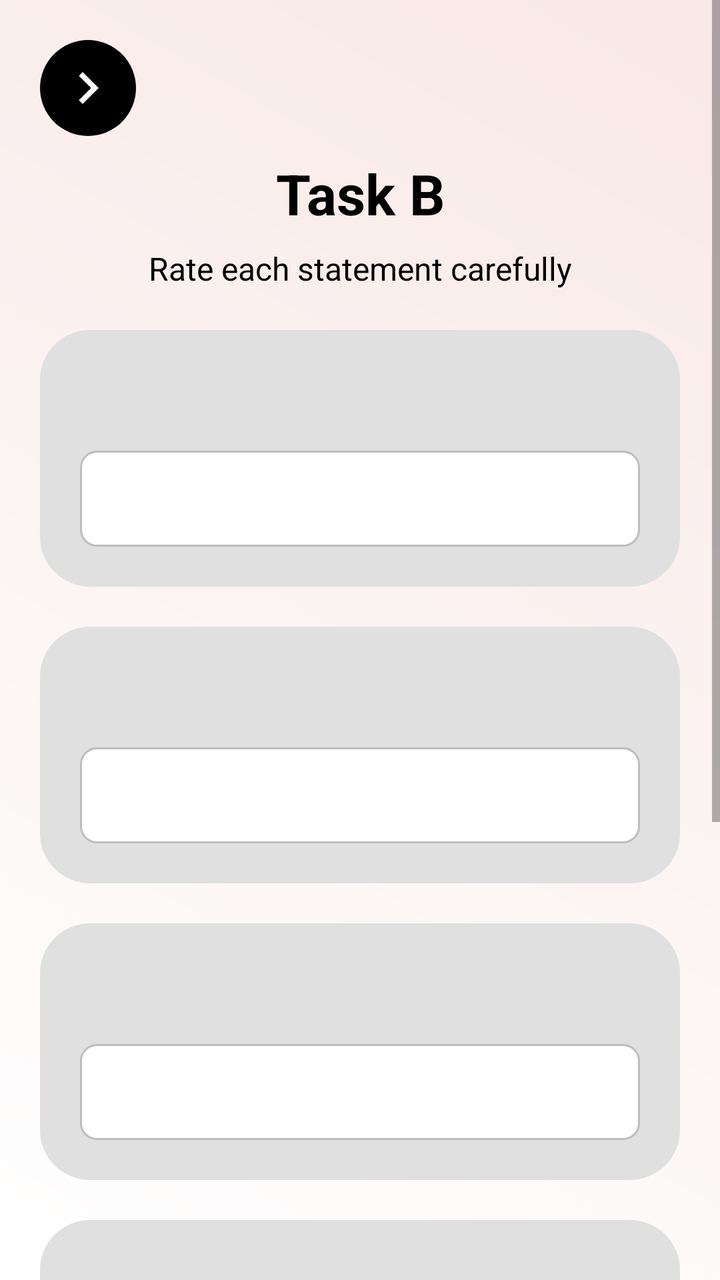
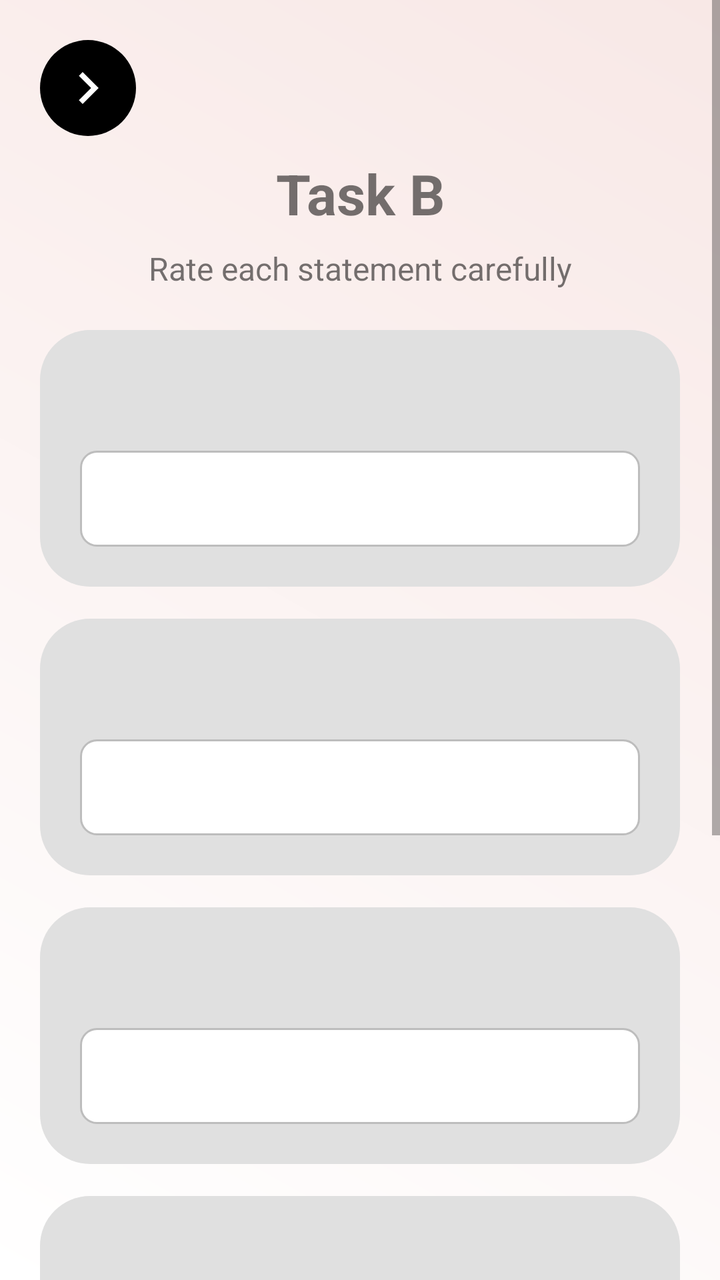

The first picture is an Android layout as it rendered before a commit; the second is the same layout after the commit. The layout source and the unified diff follow.
<!-- AndroidManifest.xml: application theme Theme.CogniSync -->
<!-- res/layout/activity_task_b.xml -->
<?xml version="1.0" encoding="utf-8"?>
<ScrollView xmlns:android="http://schemas.android.com/apk/res/android"
    android:layout_width="match_parent"
    android:layout_height="match_parent"
    android:fitsSystemWindows="true"
    android:fillViewport="true"
    android:background="@drawable/background_gradient">

    <LinearLayout
        android:padding="20dp"
        android:orientation="vertical"
        android:layout_width="match_parent"
        android:layout_height="wrap_content">

        <ImageButton
            android:id="@+id/btnBack"
            android:background="@drawable/circle_bg"
            android:layout_width="48dp"
            android:layout_height="48dp"
            android:src="@drawable/ic_arrow_back" />

        <TextView
            android:id="@+id/tvTitle"
            android:text="Task B"
            android:textColor="#000000"
            android:textSize="28sp"
            android:textStyle="bold"
            android:gravity="center"
            android:layout_width="match_parent"
            android:layout_height="wrap_content"
            android:layout_marginTop="10dp" />

        <TextView
            android:id="@+id/tvSubtitle"
            android:text="Rate each statement carefully"
            android:textSize="16sp"
            android:textColor="#000000"
            android:gravity="center"
            android:layout_width="match_parent"
            android:layout_height="wrap_content"
            android:layout_marginTop="8dp" />

        <LinearLayout
            android:background="@drawable/rounded_grey_bg"
            android:orientation="vertical"
            android:padding="20dp"
            android:layout_width="match_parent"
            android:layout_marginTop="20dp"
            android:layout_height="wrap_content">

            <TextView
                android:id="@+id/q1"
                android:textColor="#000000"
                android:textSize="18sp"
                android:textStyle="bold"
                android:gravity="center"
                android:layout_width="match_parent"
                android:layout_height="wrap_content" />

            <Spinner
                android:id="@+id/s1"
                android:background="@drawable/edittext_bg"
                android:paddingStart="12dp"
                android:paddingEnd="12dp"
                android:layout_marginTop="16dp"
                android:layout_width="match_parent"
                android:layout_height="48dp"
                android:spinnerMode="dropdown"
                android:popupBackground="@drawable/rounded_white_bg" />
        </LinearLayout>

        <LinearLayout
            android:background="@drawable/rounded_grey_bg"
            android:orientation="vertical"
            android:padding="20dp"
            android:layout_width="match_parent"
            android:layout_marginTop="20dp"
            android:layout_height="wrap_content">

            <TextView
                android:id="@+id/q2"
                android:textColor="#000000"
                android:textSize="18sp"
                android:textStyle="bold"
                android:gravity="center"
                android:layout_width="match_parent"
                android:layout_height="wrap_content" />

            <Spinner
                android:id="@+id/s2"
                android:background="@drawable/edittext_bg"
                android:paddingStart="12dp"
                android:paddingEnd="12dp"
                android:layout_marginTop="16dp"
                android:layout_width="match_parent"
                android:layout_height="48dp"
                android:spinnerMode="dropdown"
                android:popupBackground="@drawable/rounded_white_bg" />
        </LinearLayout>

        <LinearLayout
            android:background="@drawable/rounded_grey_bg"
            android:orientation="vertical"
            android:padding="20dp"
            android:layout_width="match_parent"
            android:layout_marginTop="20dp"
            android:layout_height="wrap_content">

            <TextView
                android:id="@+id/q3"
                android:textColor="#000000"
                android:textSize="18sp"
                android:textStyle="bold"
                android:gravity="center"
                android:layout_width="match_parent"
                android:layout_height="wrap_content" />

            <Spinner
                android:id="@+id/s3"
                android:background="@drawable/edittext_bg"
                android:paddingStart="12dp"
                android:paddingEnd="12dp"
                android:layout_marginTop="16dp"
                android:layout_width="match_parent"
                android:layout_height="48dp"
                android:spinnerMode="dropdown"
                android:popupBackground="@drawable/rounded_white_bg" />
        </LinearLayout>

        <LinearLayout
            android:background="@drawable/rounded_grey_bg"
            android:orientation="vertical"
            android:padding="20dp"
            android:layout_width="match_parent"
            android:layout_marginTop="20dp"
            android:layout_height="wrap_content">

            <TextView
                android:id="@+id/q4"
                android:textColor="#000000"
                android:textSize="18sp"
                android:textStyle="bold"
                android:gravity="center"
                android:layout_width="match_parent"
                android:layout_height="wrap_content" />

            <Spinner
                android:id="@+id/s4"
                android:background="@drawable/edittext_bg"
                android:paddingStart="12dp"
                android:paddingEnd="12dp"
                android:layout_marginTop="16dp"
                android:layout_width="match_parent"
                android:layout_height="48dp"
                android:spinnerMode="dropdown"
                android:popupBackground="@drawable/rounded_white_bg" />
        </LinearLayout>

        <LinearLayout
            android:background="@drawable/rounded_grey_bg"
            android:orientation="vertical"
            android:padding="20dp"
            android:layout_width="match_parent"
            android:layout_marginTop="20dp"
            android:layout_height="wrap_content">

            <TextView
                android:id="@+id/q5"
                android:textColor="#000000"
                android:textSize="18sp"
                android:textStyle="bold"
                android:gravity="center"
                android:layout_width="match_parent"
                android:layout_height="wrap_content" />

            <Spinner
                android:id="@+id/s5"
                android:background="@drawable/edittext_bg"
                android:paddingStart="12dp"
                android:paddingEnd="12dp"
                android:layout_marginTop="16dp"
                android:layout_width="match_parent"
                android:layout_height="48dp"
                android:spinnerMode="dropdown"
                android:popupBackground="@drawable/rounded_white_bg" />
        </LinearLayout>

        <androidx.appcompat.widget.AppCompatButton
            android:id="@+id/btnNext"
            android:text="FINISH"
            android:textColor="#000000"
            android:textStyle="bold"
            android:textSize="20sp"
            android:background="@drawable/btn_bg"
            android:layout_marginTop="30dp"
            android:layout_width="match_parent"
            android:layout_height="60dp" />

    </LinearLayout>
</ScrollView>
<!-- resources referenced by this layout -->
<resources>
  <!-- drawable background_gradient (drawable) -->
  <?xml version="1.0" encoding="utf-8"?>
  <shape xmlns:android="http://schemas.android.com/apk/res/android">
      <gradient
          android:angle="45"
          android:startColor="#Ffffff"
          android:endColor="#F8E8E6"
          android:type="linear" />
  </shape>
  <!-- drawable btn_bg (drawable) -->
  <shape xmlns:android="http://schemas.android.com/apk/res/android"
      android:shape="rectangle">
      <solid android:color="#B9BDBF"/>
      <corners android:radius="35dp"/>
  </shape>
  <!-- drawable circle_bg (drawable) -->
  <?xml version="1.0" encoding="utf-8"?>
  <shape xmlns:android="http://schemas.android.com/apk/res/android"
      android:shape="oval">
  
      
      <solid android:color="#000000"/>   
  
      
      <stroke
          android:width="0dp"
          android:color="#CCCCCC"/>       
  
      
  </shape>
  <!-- drawable edittext_bg (drawable) -->
  <?xml version="1.0" encoding="utf-8"?>
  <selector xmlns:android="http://schemas.android.com/apk/res/android">
  
      
      <item android:state_pressed="true">
          <shape android:shape="rectangle">
              <solid android:color="#FFFFFF"/>
              <corners android:radius="8dp"/>
              <stroke android:width="2dp" android:color="#8AB4F8"/>
              <padding
                  android:left="12dp"
                  android:top="12dp"
                  android:right="12dp"
                  android:bottom="12dp"/>
          </shape>
      </item>
  
      
      <item android:state_focused="true">
          <shape android:shape="rectangle">
              <solid android:color="#FFFFFF"/>
              <corners android:radius="8dp"/>
              <stroke android:width="2dp" android:color="#8AB4F8"/>
              <padding
                  android:left="12dp"
                  android:top="12dp"
                  android:right="12dp"
                  android:bottom="12dp"/>
          </shape>
      </item>
  
      
      <item>
          <shape android:shape="rectangle">
              <solid android:color="#FFFFFF"/>
              <corners android:radius="8dp"/>
              <stroke android:width="1dp" android:color="#BDBDBD"/>
              <padding
                  android:left="12dp"
                  android:top="12dp"
                  android:right="12dp"
                  android:bottom="12dp"/>
          </shape>
      </item>
  
  </selector>
  <!-- drawable ic_arrow_back (drawable) -->
  <vector xmlns:android="http://schemas.android.com/apk/res/android"
      android:width="32dp"
      android:height="32dp"
      android:viewportWidth="32"
      android:viewportHeight="32">
      <path
          android:fillColor="#ffffff"
          android:pathData="M11.45 22.12L17.56 16l-6.1-6.12L13.32 8l8 8-8 8-1.88-1.88Z"/>
  </vector>
  <!-- drawable rounded_grey_bg (drawable) -->
  <?xml version="1.0" encoding="utf-8"?>
  <shape xmlns:android="http://schemas.android.com/apk/res/android"
      android:shape="rectangle">
  
      
      <solid android:color="#E0E0E0" />
  
      
      <corners android:radius="25dp" />
  
  </shape>
  <!-- drawable rounded_white_bg (drawable) -->
  <?xml version="1.0" encoding="utf-8"?>
  <selector xmlns:android="http://schemas.android.com/apk/res/android">
  
  </selector>
  <style name="Theme.CogniSync" parent="Theme.MaterialComponents.DayNight.NoActionBar">
  
  
  
          
          <item name="android:statusBarColor">@android:color/white</item>
          <item name="android:windowLightStatusBar">true</item>
  
      </style>
</resources>

<!-- the commit's change to res/layout/activity_task_b.xml (unified diff, before → after) -->
@@ -2,199 +2,176 @@
 <ScrollView xmlns:android="http://schemas.android.com/apk/res/android"
     android:layout_width="match_parent"
     android:layout_height="match_parent"
-    android:fitsSystemWindows="true"
     android:fillViewport="true"
     android:background="@drawable/background_gradient">
 
     <LinearLayout
-        android:padding="20dp"
+        android:layout_width="match_parent"
+        android:layout_height="wrap_content"
         android:orientation="vertical"
-        android:layout_width="match_parent"
-        android:layout_height="wrap_content">
+        android:padding="20dp">
 
+        
         <ImageButton
             android:id="@+id/btnBack"
-            android:background="@drawable/circle_bg"
             android:layout_width="48dp"
             android:layout_height="48dp"
+            android:background="@drawable/circle_bg"
             android:src="@drawable/ic_arrow_back" />
 
+        
         <TextView
-            android:id="@+id/tvTitle"
+            android:layout_width="match_parent"
+            android:layout_height="wrap_content"
             android:text="Task B"
-            android:textColor="#000000"
             android:textSize="28sp"
             android:textStyle="bold"
             android:gravity="center"
+            android:layout_marginTop="10dp"/>
+
+        <TextView
             android:layout_width="match_parent"
             android:layout_height="wrap_content"
-            android:layout_marginTop="10dp" />
-
-        <TextView
-            android:id="@+id/tvSubtitle"
             android:text="Rate each statement carefully"
             android:textSize="16sp"
-            android:textColor="#000000"
             android:gravity="center"
+            android:layout_marginTop="8dp"/>
+
+        
+        <LinearLayout
             android:layout_width="match_parent"
             android:layout_height="wrap_content"
-            android:layout_marginTop="8dp" />
-
-        <LinearLayout
-            android:background="@drawable/rounded_grey_bg"
+            android:layout_marginTop="20dp"
             android:orientation="vertical"
             android:padding="20dp"
-            android:layout_width="match_parent"
-            android:layout_marginTop="20dp"
-            android:layout_height="wrap_content">
+            android:background="@drawable/rounded_grey_bg">
 
             <TextView
                 android:id="@+id/q1"
-                android:textColor="#000000"
+                android:layout_width="match_parent"
+                android:layout_height="wrap_content"
                 android:textSize="18sp"
                 android:textStyle="bold"
-                android:gravity="center"
-                android:layout_width="match_parent"
-                android:layout_height="wrap_content" />
+                android:gravity="center"/>
 
             <Spinner
                 android:id="@+id/s1"
-                android:background="@drawable/edittext_bg"
-                android:paddingStart="12dp"
-                android:paddingEnd="12dp"
-                android:layout_marginTop="16dp"
                 android:layout_width="match_parent"
                 android:layout_height="48dp"
-                android:spinnerMode="dropdown"
-                android:popupBackground="@drawable/rounded_white_bg" />
+                android:layout_marginTop="16dp"
+                android:background="@drawable/edittext_bg"/>
         </LinearLayout>
 
+        
         <LinearLayout
-            android:background="@drawable/rounded_grey_bg"
+            android:layout_width="match_parent"
+            android:layout_height="wrap_content"
+            android:layout_marginTop="16dp"
             android:orientation="vertical"
             android:padding="20dp"
-            android:layout_width="match_parent"
-            android:layout_marginTop="20dp"
-            android:layout_height="wrap_content">
+            android:background="@drawable/rounded_grey_bg">
 
             <TextView
                 android:id="@+id/q2"
-                android:textColor="#000000"
+                android:layout_width="match_parent"
+                android:layout_height="wrap_content"
                 android:textSize="18sp"
                 android:textStyle="bold"
-                android:gravity="center"
-                android:layout_width="match_parent"
-                android:layout_height="wrap_content" />
+                android:gravity="center"/>
 
             <Spinner
                 android:id="@+id/s2"
-                android:background="@drawable/edittext_bg"
-                android:paddingStart="12dp"
-                android:paddingEnd="12dp"
-                android:layout_marginTop="16dp"
                 android:layout_width="match_parent"
                 android:layout_height="48dp"
-                android:spinnerMode="dropdown"
-                android:popupBackground="@drawable/rounded_white_bg" />
+                android:layout_marginTop="16dp"
+                android:background="@drawable/edittext_bg"/>
         </LinearLayout>
 
+        
         <LinearLayout
-            android:background="@drawable/rounded_grey_bg"
+            android:layout_width="match_parent"
+            android:layout_height="wrap_content"
+            android:layout_marginTop="16dp"
             android:orientation="vertical"
             android:padding="20dp"
-            android:layout_width="match_parent"
-            android:layout_marginTop="20dp"
-            android:layout_height="wrap_content">
+            android:background="@drawable/rounded_grey_bg">
 
             <TextView
                 android:id="@+id/q3"
-                android:textColor="#000000"
+                android:layout_width="match_parent"
+                android:layout_height="wrap_content"
                 android:textSize="18sp"
                 android:textStyle="bold"
-                android:gravity="center"
-                android:layout_width="match_parent"
-                android:layout_height="wrap_content" />
+                android:gravity="center"/>
 
             <Spinner
                 android:id="@+id/s3"
-                android:background="@drawable/edittext_bg"
-                android:paddingStart="12dp"
-                android:paddingEnd="12dp"
-                android:layout_marginTop="16dp"
                 android:layout_width="match_parent"
                 android:layout_height="48dp"
-                android:spinnerMode="dropdown"
-                android:popupBackground="@drawable/rounded_white_bg" />
+                android:layout_marginTop="16dp"
+                android:background="@drawable/edittext_bg"/>
         </LinearLayout>
 
+        
         <LinearLayout
-            android:background="@drawable/rounded_grey_bg"
+            android:layout_width="match_parent"
+            android:layout_height="wrap_content"
+            android:layout_marginTop="16dp"
             android:orientation="vertical"
             android:padding="20dp"
-            android:layout_width="match_parent"
-            android:layout_marginTop="20dp"
-            android:layout_height="wrap_content">
+            android:background="@drawable/rounded_grey_bg">
 
             <TextView
                 android:id="@+id/q4"
-                android:textColor="#000000"
+                android:layout_width="match_parent"
+                android:layout_height="wrap_content"
                 android:textSize="18sp"
                 android:textStyle="bold"
-                android:gravity="center"
-                android:layout_width="match_parent"
-                android:layout_height="wrap_content" />
+                android:gravity="center"/>
 
             <Spinner
                 android:id="@+id/s4"
-                android:background="@drawable/edittext_bg"
-                android:paddingStart="12dp"
-                android:paddingEnd="12dp"
-                android:layout_marginTop="16dp"
                 android:layout_width="match_parent"
                 android:layout_height="48dp"
-                android:spinnerMode="dropdown"
-                android:popupBackground="@drawable/rounded_white_bg" />
+                android:layout_marginTop="16dp"
+                android:background="@drawable/edittext_bg"/>
         </LinearLayout>
 
+        
         <LinearLayout
-            android:background="@drawable/rounded_grey_bg"
+            android:layout_width="match_parent"
+            android:layout_height="wrap_content"
+            android:layout_marginTop="16dp"
             android:orientation="vertical"
             android:padding="20dp"
-            android:layout_width="match_parent"
-            android:layout_marginTop="20dp"
-            android:layout_height="wrap_content">
+            android:background="@drawable/rounded_grey_bg">
 
             <TextView
                 android:id="@+id/q5"
-                android:textColor="#000000"
+                android:layout_width="match_parent"
+                android:layout_height="wrap_content"
                 android:textSize="18sp"
                 android:textStyle="bold"
-                android:gravity="center"
-                android:layout_width="match_parent"
-                android:layout_height="wrap_content" />
+                android:gravity="center"/>
 
             <Spinner
                 android:id="@+id/s5"
-                android:background="@drawable/edittext_bg"
-                android:paddingStart="12dp"
-                android:paddingEnd="12dp"
-                android:layout_marginTop="16dp"
                 android:layout_width="match_parent"
                 android:layout_height="48dp"
-                android:spinnerMode="dropdown"
-                android:popupBackground="@drawable/rounded_white_bg" />
+                android:layout_marginTop="16dp"
+                android:background="@drawable/edittext_bg"/>
         </LinearLayout>
 
+        
         <androidx.appcompat.widget.AppCompatButton
             android:id="@+id/btnNext"
+            android:layout_width="match_parent"
+            android:layout_height="60dp"
+            android:layout_marginTop="30dp"
             android:text="FINISH"
-            android:textColor="#000000"
             android:textStyle="bold"
             android:textSize="20sp"
-            android:background="@drawable/btn_bg"
-            android:layout_marginTop="30dp"
-            android:layout_width="match_parent"
-            android:layout_height="60dp" />
+            android:background="@drawable/btn_bg"/>
 
     </LinearLayout>
 </ScrollView>
<!-- resource entries referenced after the edit -->
@@ -99,11 +99,6 @@
       <corners android:radius="25dp" />
   
   </shape>
-  <!-- drawable rounded_white_bg (drawable) -->
-  <?xml version="1.0" encoding="utf-8"?>
-  <selector xmlns:android="http://schemas.android.com/apk/res/android">
-  
-  </selector>
   <style name="Theme.CogniSync" parent="Theme.MaterialComponents.DayNight.NoActionBar">
   
   
